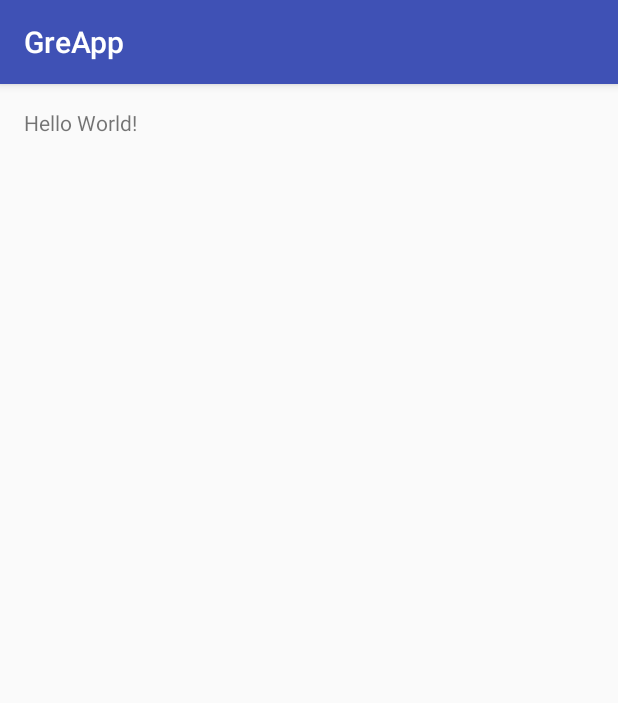
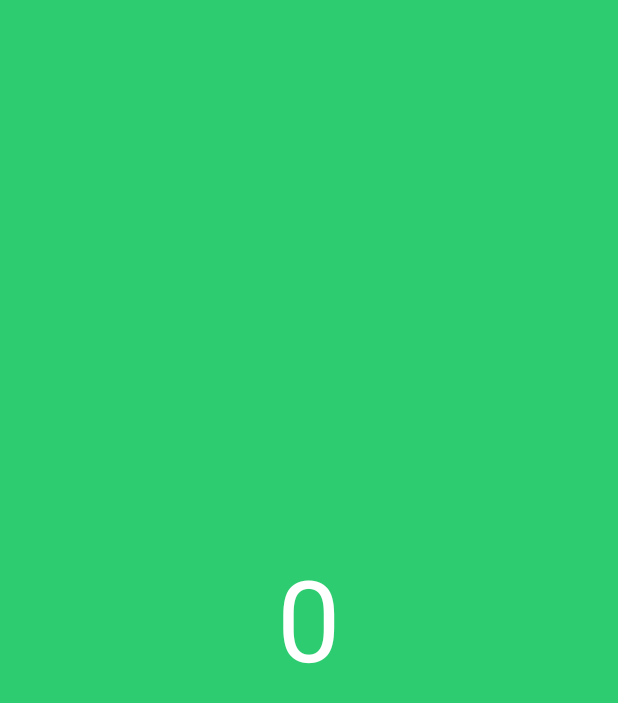
Before and after one commit to dayemsiddiqui/greapp, an Android app: the screen it shows after launch (MainActivity), on a phone screen of 412 x 824 dp. Shown: the top 703 px of the screen. Run offline under Robolectric (Android 15) with nearby library versions, the phone set to English and light mode, and no system bars.

Commit message:
Sliding Screens Added

```diff
--- a/app/build.gradle
+++ b/app/build.gradle
@@ -23,4 +23,5 @@ dependencies {
     compile fileTree(dir: 'libs', include: ['*.jar'])
     testCompile 'junit:junit:4.12'
     compile 'com.android.support:appcompat-v7:24.0.0'
+    compile 'com.android.support:support-v4:24.0.0'
 }
--- a/app/src/main/java/com/example/root/greapp/MainActivity.java
+++ b/app/src/main/java/com/example/root/greapp/MainActivity.java
@@ -1,13 +1,74 @@
 package com.example.root.greapp;
 
+import android.support.v4.app.Fragment;
+import android.support.v4.app.FragmentActivity;
+import android.support.v4.app.FragmentManager;
+import android.support.v4.app.FragmentStatePagerAdapter;
+import android.support.v4.view.PagerAdapter;
+import android.support.v4.view.ViewPager;
 import android.support.v7.app.AppCompatActivity;
 import android.os.Bundle;
 
-public class MainActivity extends AppCompatActivity {
+public class MainActivity extends FragmentActivity {
+
+    /**
+     * The number of pages (wizard steps) to show in this demo.
+     */
+    private static final int NUM_PAGES = 3;
+
+    /**
+     * The pager widget, which handles animation and allows swiping horizontally to access previous
+     * and next wizard steps.
+     */
+    private ViewPager mPager;
+
+    /**
+     * The pager adapter, which provides the pages to the view pager widget.
+     */
+    private PagerAdapter mPagerAdapter;
 
     @Override
     protected void onCreate(Bundle savedInstanceState) {
         super.onCreate(savedInstanceState);
         setContentView(R.layout.activity_main);
+
+        // Instantiate a ViewPager and a PagerAdapter.
+        mPager = (ViewPager) findViewById(R.id.pager);
+        mPagerAdapter = new ScreenSlidePagerAdapter(getSupportFragmentManager());
+        mPager.setAdapter(mPagerAdapter);
+    }
+
+    @Override
+    public void onBackPressed() {
+        if (mPager.getCurrentItem() == 0) {
+            // If the user is currently looking at the first step, allow the system to handle the
+            // Back button. This calls finish() on this activity and pops the back stack.
+            super.onBackPressed();
+        } else {
+            // Otherwise, select the previous step.
+            mPager.setCurrentItem(mPager.getCurrentItem() - 1);
+        }
+    }
+
+    /**
+     * A simple pager adapter that represents 5 ScreenSlidePageFragment objects, in
+     * sequence.
+     */
+    private class ScreenSlidePagerAdapter extends FragmentStatePagerAdapter {
+        public ScreenSlidePagerAdapter(FragmentManager fm) {
+            super(fm);
+        }
+
+        @Override
+        public Fragment getItem(int position) {
+            ScreenSlidePageFragment temp = new ScreenSlidePageFragment();
+            temp.setCount(position);
+            return temp;
+        }
+
+        @Override
+        public int getCount() {
+            return NUM_PAGES;
+        }
     }
 }
--- /dev/null
+++ b/app/src/main/java/com/example/root/greapp/ScreenSlidePageFragment.java
@@ -0,0 +1,55 @@
+package com.example.root.greapp;
+
+
+import android.graphics.Color;
+import android.os.Bundle;
+import android.support.v4.app.Fragment;
+import android.view.LayoutInflater;
+import android.view.View;
+import android.view.ViewGroup;
+import android.widget.ScrollView;
+import android.widget.TextView;
+
+
+/**
+ * A simple {@link Fragment} subclass.
+ */
+public class ScreenSlidePageFragment extends Fragment {
+
+    private int count = 0;
+
+    public ScreenSlidePageFragment(){
+        // Required empty public constructor
+    }
+
+    public void setCount(int count){
+        this.count = count;
+    }
+
+
+    @Override
+    public View onCreateView(LayoutInflater inflater, ViewGroup container,
+                             Bundle savedInstanceState) {
+        ViewGroup rootView = (ViewGroup) inflater.inflate(
+                R.layout.fragment_screen_slide_page, container, false);
+        TextView view_text = (TextView) rootView.findViewById(R.id.fragment_text);
+        view_text.setText("" + this.count);
+        ScrollView main_view = (ScrollView) rootView.findViewById(R.id.content);
+        String my_color = "#2ecc71";
+        switch (this.count){
+            case 0:
+                my_color = "#2ecc71";
+                break;
+            case 1:
+                my_color = "#e67e22";
+                break;
+            case 2:
+                my_color = "#34495e";
+                break;
+        }
+        main_view.setBackgroundColor(Color.parseColor(my_color));
+
+        return rootView;
+    }
+
+}
--- a/app/src/main/res/layout/activity_main.xml
+++ b/app/src/main/res/layout/activity_main.xml
@@ -1,16 +1,6 @@
-<?xml version="1.0" encoding="utf-8"?>
-<RelativeLayout xmlns:android="http://schemas.android.com/apk/res/android"
-    xmlns:tools="http://schemas.android.com/tools"
+<!-- activity_screen_slide.xml -->
+<android.support.v4.view.ViewPager
+    xmlns:android="http://schemas.android.com/apk/res/android"
+    android:id="@+id/pager"
     android:layout_width="match_parent"
-    android:layout_height="match_parent"
-    android:paddingBottom="@dimen/activity_vertical_margin"
-    android:paddingLeft="@dimen/activity_horizontal_margin"
-    android:paddingRight="@dimen/activity_horizontal_margin"
-    android:paddingTop="@dimen/activity_vertical_margin"
-    tools:context="com.example.root.greapp.MainActivity">
-
-    <TextView
-        android:layout_width="wrap_content"
-        android:layout_height="wrap_content"
-        android:text="Hello World!" />
-</RelativeLayout>
+    android:layout_height="match_parent" />
--- /dev/null
+++ b/app/src/main/res/layout/fragment_screen_slide_page.xml
@@ -0,0 +1,18 @@
+<!-- fragment_screen_slide_page.xml -->
+<ScrollView xmlns:android="http://schemas.android.com/apk/res/android"
+    android:id="@+id/content"
+    android:layout_width="match_parent"
+    android:layout_height="match_parent" >
+
+    <TextView style="?android:textAppearanceMedium"
+        android:padding="16dp"
+        android:lineSpacingMultiplier="1.2"
+        android:layout_width="match_parent"
+        android:layout_height="wrap_content"
+        android:id="@+id/fragment_text"
+        android:layout_gravity="center"
+        android:gravity="center"
+        android:textSize="75dp"
+        android:textColor="#ffffff"
+        android:text="23" />
+</ScrollView>
--- a/app/src/main/res/values/strings.xml
+++ b/app/src/main/res/values/strings.xml
@@ -1,3 +1,7 @@
 <resources>
     <string name="app_name">GreApp</string>
+    <string name="lorem_ipsum">lorem_ipsum</string>
+
+    <!-- TODO: Remove or change this placeholder text -->
+    <string name="hello_blank_fragment">Hello blank fragment</string>
 </resources>
```
